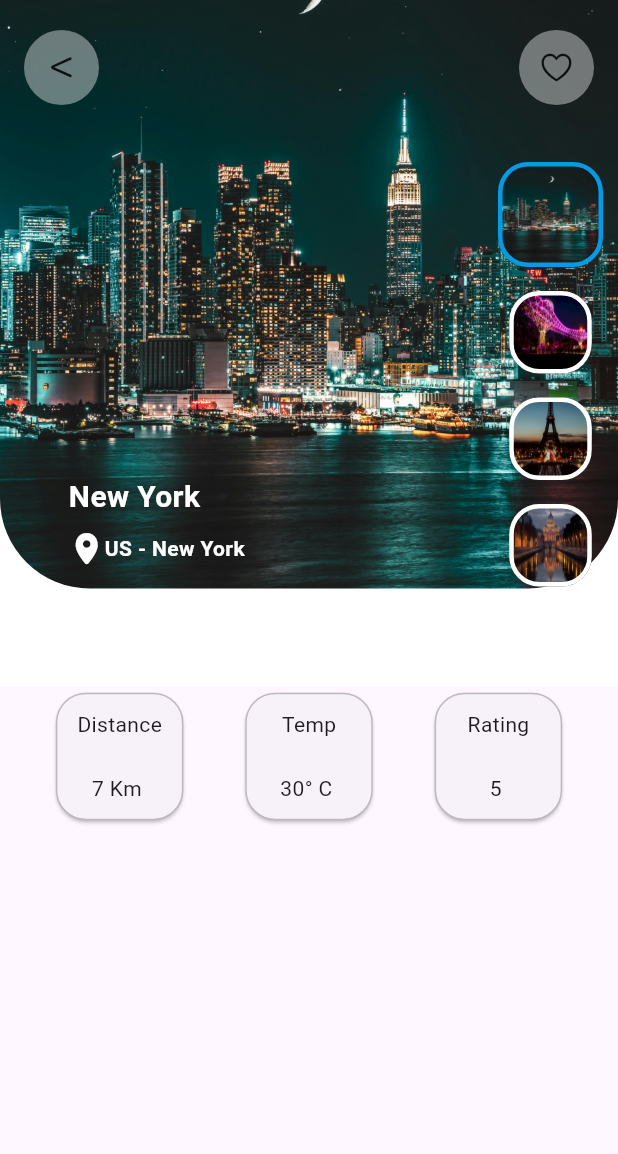
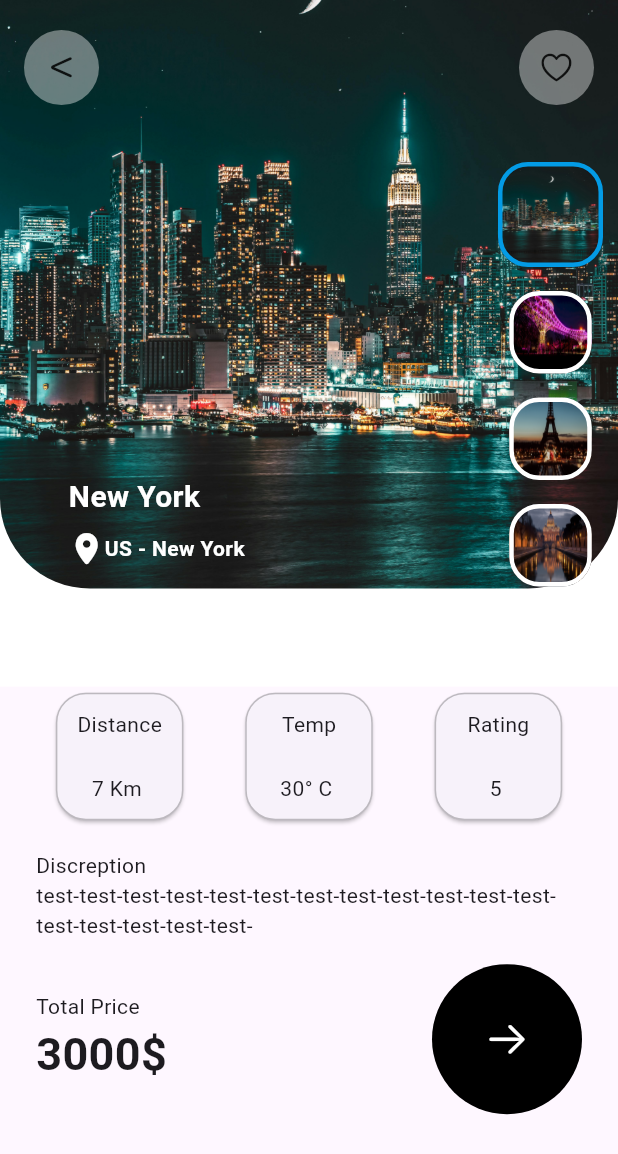
Before and after one commit to MasoudMaghsodi/travel_app, a Flutter app: the screen it shows after launch, on a phone screen of 412 x 824 dp. Shown: the top 1154 px of the screen. Run offline on Flutter 3.47's test engine with Material 3 defaults, Android fonts, the phone set to English and light mode, and no system bars; drawn by our look-alikes of expandable_text.

Commit message:
finish project

```diff
--- a/lib/main.dart
+++ b/lib/main.dart
@@ -1,8 +1,6 @@
-import 'dart:ffi';
-
 import 'package:flutter/cupertino.dart';
 import 'package:flutter/material.dart';
-import 'package:flutter/widgets.dart';
+import 'package:expandable_text/expandable_text.dart';
 import 'package:travel_app/model/TravelModel.dart';
 
 void main() {
@@ -37,6 +35,7 @@ class _MainPageState extends State<MainPage> {
     var size = MediaQuery.of(context).size;
     return Scaffold(
       body: SafeArea(
+        child: SingleChildScrollView(
           child: Column(
             children: [
               Container(
@@ -145,14 +144,14 @@ class _MainPageState extends State<MainPage> {
                   ],
                 ),
               ),
-            Expanded(
-              child: Container(
+              Container(
                 width: double.infinity,
                 child: Column(
                   children: [
                     Row(
                       mainAxisAlignment: MainAxisAlignment.spaceEvenly,
                       children: [
+                        // card
                         Card(
                           shape: RoundedRectangleBorder(
                             borderRadius: BorderRadius.circular(20),
@@ -161,6 +160,7 @@ class _MainPageState extends State<MainPage> {
                               width: 1,
                             ),
                           ),
+                          // distance card
                           child: Container(
                             width: 85,
                             height: 85,
@@ -175,6 +175,7 @@ class _MainPageState extends State<MainPage> {
                             ),
                           ),
                         ),
+                        // temo card
                         Card(
                           shape: RoundedRectangleBorder(
                             borderRadius: BorderRadius.circular(20),
@@ -197,6 +198,7 @@ class _MainPageState extends State<MainPage> {
                             ),
                           ),
                         ),
+                        // rating card
                         Card(
                           shape: RoundedRectangleBorder(
                             borderRadius: BorderRadius.circular(20),
@@ -220,12 +222,62 @@ class _MainPageState extends State<MainPage> {
                           ),
                         ),
                       ],
+                    ),
+                    // discreption
+                    Padding(
+                      padding: const EdgeInsets.fromLTRB(24, 16, 24, 16),
+                      child: Column(
+                        crossAxisAlignment: CrossAxisAlignment.start,
+                        children: [
+                          const Text('Discreption'),
+                          ExpandableText(
+                            travelList[_selectedIndex].discription,
+                            expandText: 'read more',
+                            collapseText: 'show less',
+                            textDirection: TextDirection.ltr,
+                          ),
+                          const SizedBox(
+                            height: 16,
+                          ),
+                          Row(
+                            mainAxisAlignment: MainAxisAlignment.spaceBetween,
+                            children: [
+                              Column(
+                                crossAxisAlignment: CrossAxisAlignment.start,
+                                children: [
+                                  const Text('Total Price'),
+                                  Text(
+                                    '${travelList[_selectedIndex].price}\$',
+                                    style: const TextStyle(
+                                      fontWeight: FontWeight.bold,
+                                      fontSize: 30,
+                                    ),
+                                  ),
+                                ],
+                              ),
+                              Container(
+                                width: 100,
+                                height: 100,
+                                decoration: const BoxDecoration(
+                                  shape: BoxShape.circle,
+                                  color: Colors.black,
+                                ),
+                                child: const Icon(
+                                  CupertinoIcons.arrow_right,
+                                  color: Colors.white,
+                                  size: 30,
+                                ),
+                              ),
+                            ],
                           )
                         ],
                       ),
                     ),
+                  ],
+                ),
               ),
             ],
+          ),
         ),
       ),
     );
--- a/pubspec.yaml
+++ b/pubspec.yaml
@@ -35,6 +35,7 @@ dependencies:
   # The following adds the Cupertino Icons font to your application.
   # Use with the CupertinoIcons class for iOS style icons.
   cupertino_icons: ^1.0.6
+  expandable_text: ^2.3.0
 
 dev_dependencies:
   flutter_test:
```
Also changed, not shown: pubspec.lock. Lines whose indentation alone changed are shown as unchanged.
